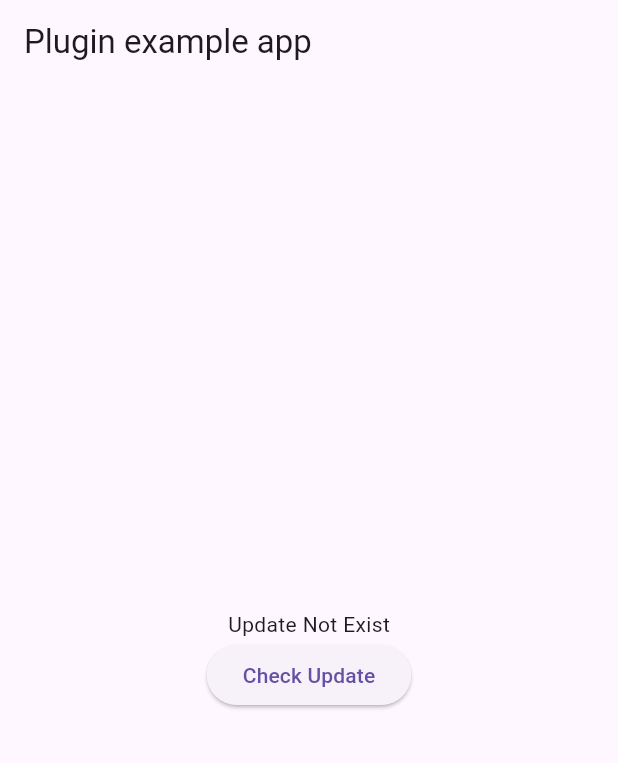
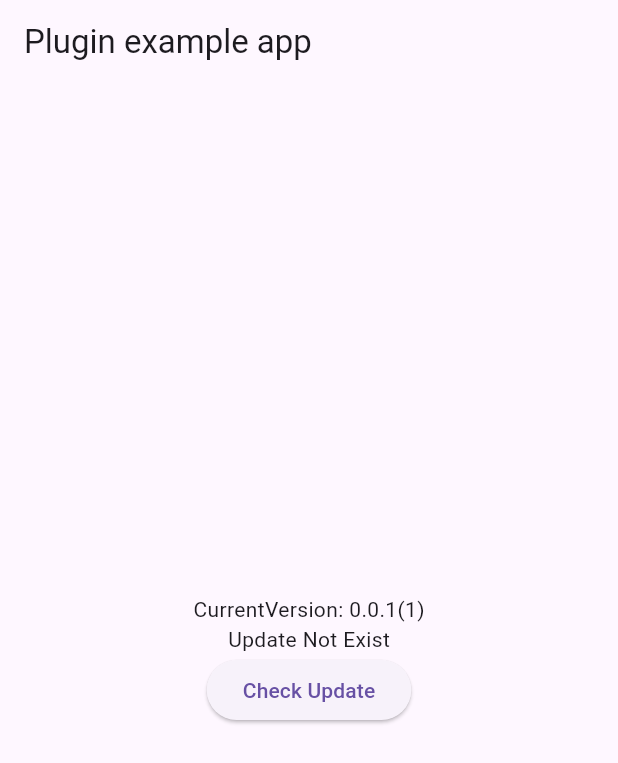
Before and after one commit to MoberanCompany/flutter_mo_app_update, a Flutter app: the screen it shows after launch, after a tap on "Check Update", on a phone screen of 412 x 824 dp. Shown: the top 763 px of the screen. Run offline on Flutter 3.47's test engine with Material 3 defaults, Android fonts, the phone set to English and light mode, and no system bars; our stand-ins replace package_info_plus, plugin_platform_interface; missing offline and left inert: install_plugin; network calls fail; statements that could not run were skipped.

Commit message:
fix: fix example

```diff
--- a/example/lib/main.dart
+++ b/example/lib/main.dart
@@ -2,6 +2,7 @@ import 'dart:async';
 
 import 'package:flutter/material.dart';
 import 'package:mo_app_update/mo_app_update.dart';
+import 'package:package_info_plus/package_info_plus.dart';
 
 void main() {
   runApp(const MyApp());
@@ -33,10 +34,11 @@ class Home extends StatefulWidget {
 
 class _HomeState extends State<Home> {
   late MoAppUpdate _moAppUpdatePlugin;
+  String appVersion = '';
   MoAppSelfUpdateInfoModel? updateInfoModel;
   bool get hasUpdate => updateInfoModel != null;
 
-  Future<void> initPlatformState() async {
+  Future<void> init() async {
     _moAppUpdatePlugin = await MoAppUpdate.initialize(
       mode: MoAppUpdateMode.self,
       selfOption: MoAppUpdateSelfOption(
@@ -46,13 +48,16 @@ class _HomeState extends State<Home> {
 
     updateInfoModel = await _moAppUpdatePlugin.getUpdateInfo();
 
+    PackageInfo packageInfo = await PackageInfo.fromPlatform();
+    appVersion = '${packageInfo.version}(${packageInfo.buildNumber})';
+
     setState(() {});
   }
 
   @override
   void initState() {
     super.initState();
-    initPlatformState();
+    init();
   }
 
   Future showSimpleDialog({
@@ -62,7 +67,7 @@ class _HomeState extends State<Home> {
     return showDialog(
       context: context,
       builder: (context) => AlertDialog(
-        title: const Text('No Update',),
+        title: Text(message),
         actions: buttons.map((e) => TextButton(
           onPressed: (){
             Navigator.pop(context, e);
@@ -83,6 +88,7 @@ class _HomeState extends State<Home> {
         child: Column(
           mainAxisSize: MainAxisSize.min,
           children: [
+            Text('CurrentVersion: $appVersion'),
             Text('Update ${hasUpdate ? 'Exist' : 'Not Exist'}'),
             ElevatedButton(
               child: const Text('Check Update'),
--- a/example/pubspec.yaml
+++ b/example/pubspec.yaml
@@ -31,6 +31,7 @@ dependencies:
   # The following adds the Cupertino Icons font to your application.
   # Use with the CupertinoIcons class for iOS style icons.
   cupertino_icons: ^1.0.2
+  package_info_plus: ^8.0.0
 
 dev_dependencies:
   integration_test:
```
Also changed, not shown: example/pubspec.lock.
